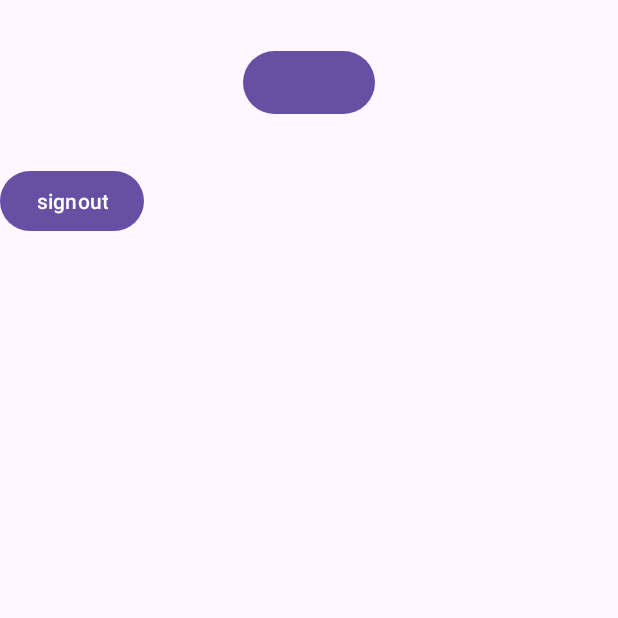
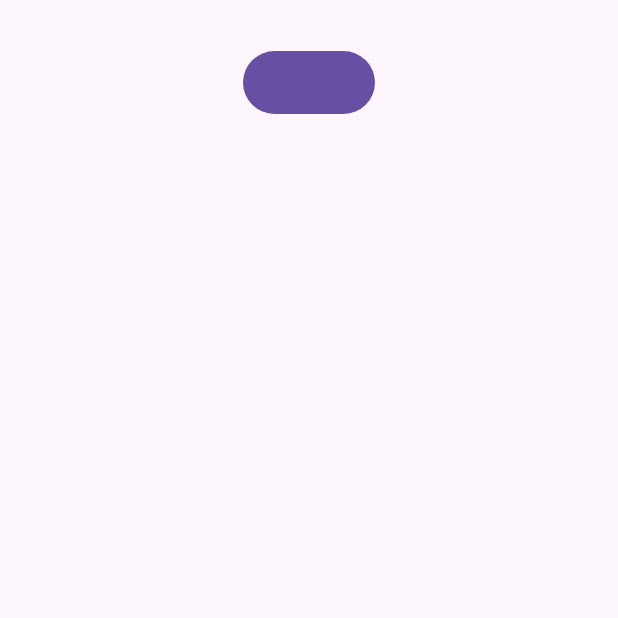
Before and after one commit to RoosterMonkey777/DermaGazeAI, an Android app: the screen it shows after launch (MainActivity), after a tap on "Login", on a phone screen of 412 x 824 dp, the top half of it. Run offline under Robolectric (Android 15) with nearby library versions, the phone set to English and light mode, and no system bars; our stand-ins replace navigation-ui; libraries missing offline, so code that uses them is left out: com.amplifyframework, com.amplifyframework.auth, com.amplifyframework.core, com.facebook, com.facebook.appevents and 1 more; plain views replace LoginButton; 9 statements that could not run were skipped.

Commit message:
clean up

```diff
--- a/app/src/main/java/khan/z/dermagazeai/registration/views/LoginFragment.kt
+++ b/app/src/main/java/khan/z/dermagazeai/registration/views/LoginFragment.kt
@@ -101,7 +101,7 @@ class LoginFragment : Fragment(){
         facebookLoginHandler = FacebookLoginHandler(this) { isSuccessful ->
             if (isSuccessful) {
                 Log.d("LoginFragment", "User is signed in with Facebook")
-                Toast.makeText(context, "Signed in using Facebook", Toast.LENGTH_LONG).show()
+                Toast.makeText(context, "Signed in using Facebook", Toast.LENGTH_SHORT).show()
                 storeSignInMethod(SignInMethod.FACEBOOK)
                 findNavController().navigate(R.id.action_loginFragment_to_homeFragment)
             } else {
--- a/app/src/main/res/layout/fragment_login.xml
+++ b/app/src/main/res/layout/fragment_login.xml
@@ -4,7 +4,6 @@
     android:layout_width="match_parent"
     android:layout_height="match_parent"
     android:orientation="vertical">
-
 
     <com.facebook.login.widget.LoginButton
         android:id="@+id/btn_fb"
@@ -15,12 +14,4 @@
         android:layout_marginBottom="30dp"
         android:minHeight="50dp" />
 
-    <Button
-        android:layout_width="wrap_content"
-        android:layout_height="wrap_content"
-        android:text="signout"
-        android:id="@+id/btn_signout"
-        />
-
-
 </LinearLayout>
```
Also changed, not shown: app/src/main/java/khan/z/dermagazeai/HomeFragment.kt (+1 -29 lines).
